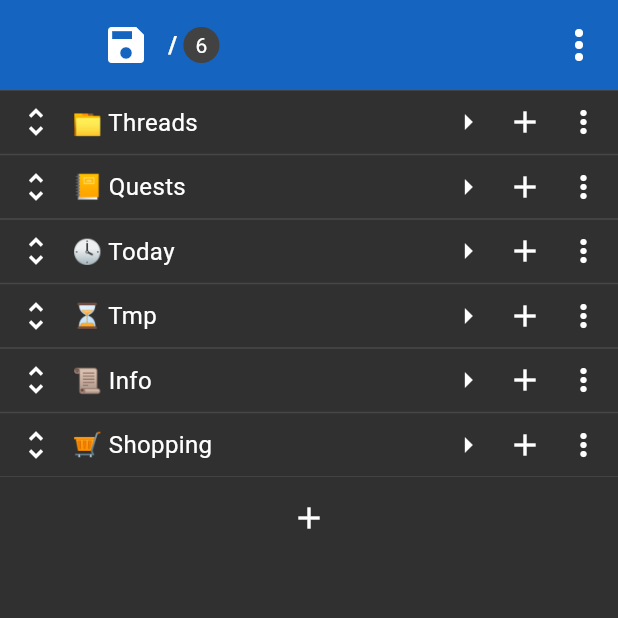
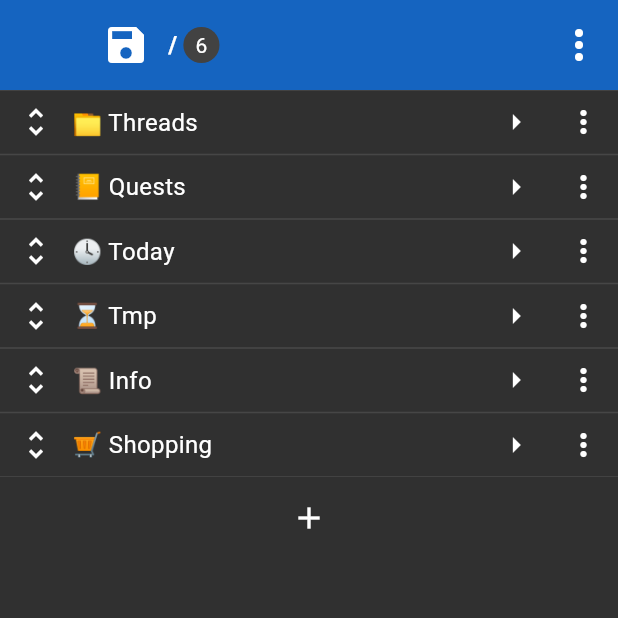
Before and after one commit to igrek51/todotree, a Flutter app: the screen it shows after launch, on a phone screen of 412 x 824 dp, the top half of it. Run offline on Flutter 3.47's test engine with Material 3 defaults, Android fonts, the phone set to English and light mode, and no system bars; drawn by our look-alikes of flutter_slidable; our stand-ins replace confetti, file_picker, settings_ui, shared_preferences, swipe_to, yaml; missing offline and left inert: shared_storage, window_manager, yaml_writer.

Commit message:
Hide add button by default

```diff
--- a/lib/services/settings_provider.dart
+++ b/lib/services/settings_provider.dart
@@ -67,4 +67,11 @@ class SettingsProvider {
   set showSaveAndGoInside(bool value) {
     sharedPreferences?.setBool('showSaveAndGoInside', value);
   }
+
+  bool get showAddNodeButton {
+    return sharedPreferences?.getBool('showAddNodeButton') ?? false;
+  }
+  set showAddNodeButton(bool value) {
+    sharedPreferences?.setBool('showAddNodeButton', value);
+  }
 }
--- a/lib/views/tree_browser/tree_item_row.dart
+++ b/lib/views/tree_browser/tree_item_row.dart
@@ -34,17 +34,20 @@ class TreeItemRow extends StatelessWidget {
 
   @override
   Widget build(BuildContext context) {
+    final settingsProvider = Provider.of<SettingsProvider>(context, listen: false);
     final browserState = context.watch<BrowserState>();
     final selectionMode = browserState.selectedIndexes.isNotEmpty;
     final isItemSelected = browserState.selectedIndexes.contains(position);
     final browserController = Provider.of<BrowserController>(context, listen: false);
+    final showAlt = !selectionMode;
+    final showAdd = settingsProvider.showAddNodeButton && !selectionMode;
 
     return Row(
       children: [
         buildLeftIcon(selectionMode, isItemSelected, browserController),
         buildMiddleText(context),
-        selectionMode ? null : buildAltActionButton(context, browserController),
-        selectionMode ? null : buildAddButton(browserController),
+        showAlt ? buildAltActionButton(context, browserController) : null,
+        showAdd ? buildAddButton(browserController) : null,
         buildMoreActionButton(context),
       ].filterNotNull(),
     );
```
Also changed, not shown: lib/services/node_menu_dialog.dart (+6 -6 lines), lib/views/settings/settings_page.dart (+14 -0 lines), lib/views/tree_browser/tree_item.dart (+11 -0 lines).
